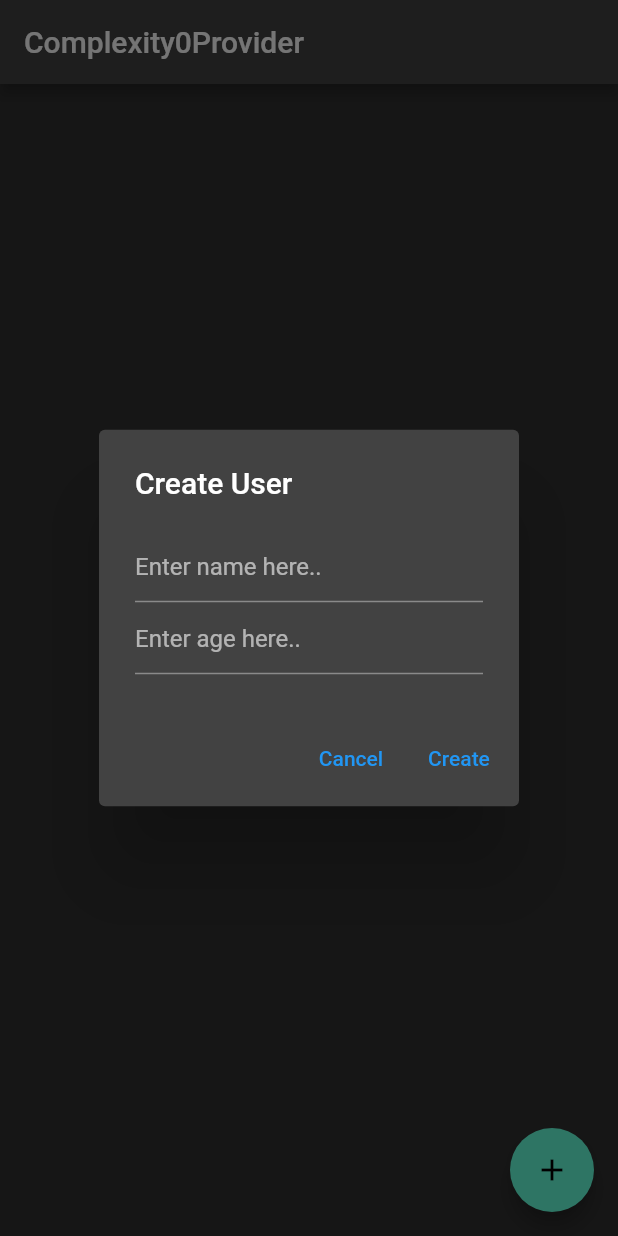
After one commit to KumarArab/riverpod_practice, a Flutter app: the screen it shows after launch, after a tap on the "add" icon, on a phone screen of 412 x 824 dp. The commit adds this screen. Run offline on Flutter 3.47's test engine with Material 2 defaults, Android fonts, the phone set to English and light mode, and no system bars; our stand-ins replace hooks_riverpod.

Commit message:
chore: added example for changeNotifierProvider

```diff
--- /dev/null
+++ b/lib/examples/complexity_0_provider_example.dart
@@ -0,0 +1,167 @@
+// ignore_for_file: public_member_api_docs, sort_constructors_first
+import 'dart:collection';
+
+import 'package:flutter/material.dart';
+import 'package:hooks_riverpod/hooks_riverpod.dart';
+import 'package:uuid/uuid.dart';
+
+@immutable
+class Person {
+  final String name;
+  final int age;
+  final String? uid;
+  Person({
+    required this.name,
+    required this.age,
+    String? uid,
+  }) : uid = uid ?? const Uuid().v4();
+
+  Person updated([String? name, int? age]) =>
+      Person(name: name ?? this.name, age: age ?? this.age, uid: uid);
+
+  get displayName => "$name ($age year old)";
+
+  @override
+  bool operator ==(covariant Person other) => uid == other.uid;
+
+  @override
+  int get hashCode => uid.hashCode;
+
+  @override
+  String toString() => "Person with \nname: $name \nage: $age \nuid: $uid";
+}
+
+class DataModel extends ChangeNotifier {
+  final List<Person> _people = [];
+
+  int get length => _people.length;
+
+  UnmodifiableListView<Person> get people => UnmodifiableListView(_people);
+
+  void add(Person person) {
+    _people.add(person);
+    notifyListeners();
+  }
+
+  void remove(Person person) {
+    _people.remove(person);
+    notifyListeners();
+  }
+
+  void update(Person person) {
+    int i = _people.indexWhere((p) => p.uid == person.uid);
+    if (i != -1) {
+      _people[i] = _people[i].updated(person.name, person.age);
+      notifyListeners();
+    }
+  }
+}
+
+final peopleProvider = ChangeNotifierProvider((_) => DataModel());
+
+class Complexity0ProviderExample extends ConsumerWidget {
+  const Complexity0ProviderExample({super.key});
+
+  @override
+  Widget build(BuildContext context, WidgetRef ref) {
+    return Scaffold(
+      appBar: AppBar(
+        title: const Text("Complexity0Provider"),
+      ),
+      floatingActionButton: FloatingActionButton(
+        onPressed: () {
+          openEntryDialog(context: context).then((person) {
+            if (person != null) {
+              ref.read(peopleProvider).add(person);
+            }
+          });
+        },
+        child: const Icon(Icons.add),
+      ),
+      body: Consumer(
+        builder: (context, ref, child) {
+          final DataModel dataModel = ref.watch(peopleProvider);
+          return ListView.builder(
+            shrinkWrap: true,
+            itemCount: dataModel.length,
+            itemBuilder: (context, index) {
+              return ListTile(
+                title: Text(dataModel.people[index].displayName),
+                onTap: () {
+                  openEntryDialog(
+                          context: context,
+                          existingPerson: dataModel.people[index])
+                      .then((person) {
+                    if (person != null) {
+                      ref.read(peopleProvider).update(person);
+                    }
+                  });
+                },
+              );
+            },
+          );
+        },
+      ),
+    );
+  }
+
+  Future<Person?> openEntryDialog(
+      {required context, Person? existingPerson}) async {
+    final TextEditingController nameController = TextEditingController();
+    final TextEditingController ageController = TextEditingController();
+
+    String name = existingPerson?.name ?? '';
+    int age = existingPerson?.age ?? 0;
+    if (existingPerson != null) {
+      nameController.text = name;
+      ageController.text = age.toString();
+    }
+
+    return await showDialog<Person?>(
+      context: context,
+      builder: (context) {
+        return AlertDialog(
+          title: Text(existingPerson == null ? 'Create User' : 'Update User'),
+          content: Column(
+            mainAxisSize: MainAxisSize.min,
+            children: [
+              TextField(
+                controller: nameController,
+                onChanged: (value) => name = value,
+                decoration:
+                    const InputDecoration(hintText: "Enter name here.."),
+              ),
+              TextField(
+                controller: ageController,
+                onChanged: (value) => age = int.tryParse(value) ?? 0,
+                decoration: const InputDecoration(hintText: "Enter age here.."),
+              ),
+            ],
+          ),
+          actions: [
+            TextButton(
+              onPressed: () {
+                Navigator.pop(context);
+              },
+              child: const Text("Cancel"),
+            ),
+            TextButton(
+              onPressed: () {
+                if (existingPerson != null) {
+                  //User already exists, updating it
+                  final updatedPerson = existingPerson.updated(name, age);
+                  Navigator.pop(context, updatedPerson);
+                } else {
+                  //No existing user, creating new one
+                  final person = Person(name: name, age: age);
+                  Navigator.pop(context, person);
+                }
+              },
+              child: Text(existingPerson == null ? "Create" : "Update"),
+            ),
+          ],
+        );
+      },
+    );
+  }
+}
--- /dev/null
+++ b/lib/examples/examples.dart
@@ -0,0 +1,3 @@
+export 'package:riverpod_practice/examples/complexity_0_provider_example.dart';
+export 'package:riverpod_practice/examples/future_provider_example.dart';
+export 'package:riverpod_practice/examples/stream_provider_example.dart';
--- a/lib/examples/future_provider_example.dart
+++ b/lib/examples/future_provider_example.dart
@@ -35,7 +35,7 @@ class FutureProviderExample extends ConsumerWidget {
     final currentCityWeather = ref.watch(weatherProvider);
     return Scaffold(
       appBar: AppBar(
-        title: Text("Riverpod Practice"),
+        title: Text("Futurepovider"),
       ),
       body: Column(
         children: [
--- a/lib/main.dart
+++ b/lib/main.dart
@@ -2,7 +2,7 @@
 
 import 'package:flutter/material.dart';
 import 'package:hooks_riverpod/hooks_riverpod.dart';
-import 'package:riverpod_practice/examples/future_provider_example.dart';
+import 'package:riverpod_practice/examples/examples.dart';
 
 void main() {
   runApp(const ProviderScope(child: MyApp()));
@@ -19,7 +19,7 @@ class MyApp extends StatelessWidget {
       theme: ThemeData.dark(),
       darkTheme: ThemeData.dark(),
       themeMode: ThemeMode.dark,
-      home: const FutureProviderExample(),
+      home: const Complexity0ProviderExample(),
     );
   }
 }
--- a/pubspec.yaml
+++ b/pubspec.yaml
@@ -38,6 +38,7 @@ dependencies:
   cupertino_icons: ^1.0.2
   riverpod: ^2.4.3
   hooks_riverpod: ^2.4.3
+  uuid: ^4.1.0
 
 dev_dependencies:
   flutter_test:
```
Also changed, not shown: lib/examples/stream_provider_example.dart (added, +61 -0 lines), pubspec.lock, 2 other files.
